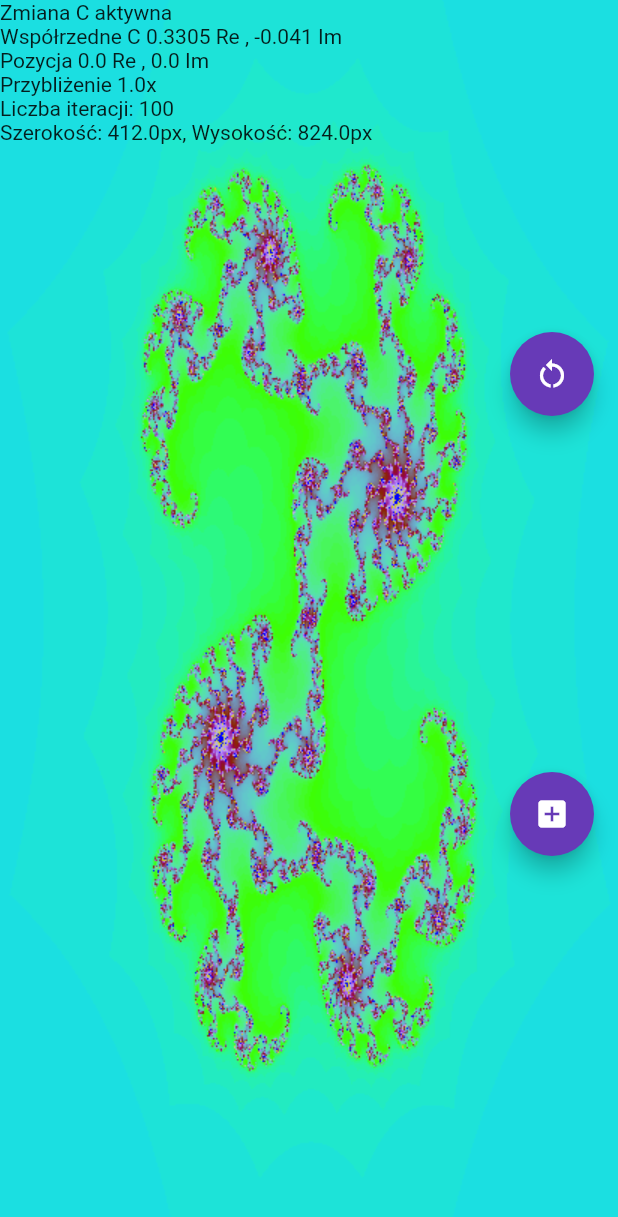
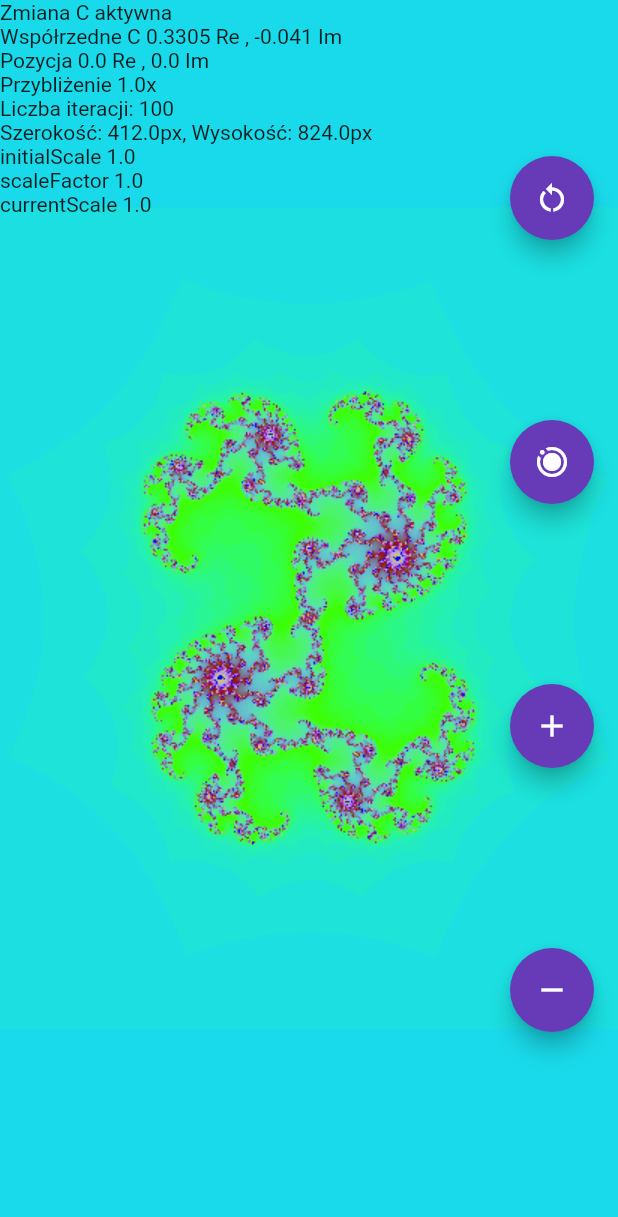
Before and after one commit to Pp-4/ReImagineMobile, a Flutter app: the screen it shows after launch, after a tap on the "restart alt" icon, on a phone screen of 412 x 824 dp. Shown: the top 1217 px of the screen. Run offline on Flutter 3.47's test engine with Material 2 defaults, Android fonts, the phone set to English and light mode, and no system bars.

Commit message:
added button for iteration change , fixed scale
Signed-off-by: Pp-4 <39858427+Pp-4@users.noreply.github.com>

```diff
--- a/lib/fractals.dart
+++ b/lib/fractals.dart
@@ -11,17 +11,15 @@ class JuliaSet {//Magic happens here
   //stores escape depth for each point <-this is important part that you want to do display after calling iteration function
 
   JuliaSet(this.resX, this.resY, [Punkt? C, Punkt? min, Punkt? max]) {
-    //resY being before resX is a feature ,not a bug , X should be still passed as the first parameter , Y being second
+
     if (C != null) this.C = C;
     if (max != null) this.max = max;
     if (min != null) this.min = min;
     resX = resX.abs();
     resY = resY.abs();
-     print("Szerokość: $resX, Wysokość: $resY , julia");
     //matrices must be generated this way, otherwise all rows will be copy of the first one
     pointMatrix = List.generate(resX, (_) => List.filled(resY, Punkt(0,0)));
     depthMatrix = List.generate(resX, (_) => List.filled(resY, 0.0));
-    print("Szerokość: ${pointMatrix[0].length}, Wysokość: ${pointMatrix.length} , macierz");
     _populateMatrix();
   }
 
@@ -33,7 +31,6 @@ class JuliaSet {//Magic happens here
         depthMatrix[i][j] = _juliaHelp(pointMatrix[i][j], iterations);
       }
     }
-    print(depthMatrix[0][25]);
     return depthMatrix;
   }
 
--- a/lib/image_manipulation.dart
+++ b/lib/image_manipulation.dart
@@ -14,7 +14,6 @@ class Draw {
 
     final c = Completer<ui.Image>();
     final pixels = Draw.serialisation(js2.depthMatrix);
-    print("Szerokość: $width, Wysokość: $height");
     ui.decodeImageFromPixels(
       pixels.buffer.asUint8List(),
       (width*resolution).toInt(),
@@ -50,8 +49,7 @@ class Draw {
           for (int i = 0; i < x; i++) {
           double temp = input[i][j]; //R+G+B+A , A is always 255
           output[pointer++] = (temp != -1) //check if depth is -1
-              ? (temp == 0) ? 0xff0000ff
-              : (_color(temp, 0.01, 0) << 0)
+              ? (_color(temp, 0.01, 0) << 0)
               + (_color(temp, 0.04, 1) << 8)
               + (_color(temp, 0.08, 2) << 16)
               + 0xff000000 : 0xffff0000;//-1 is colored white , 0 is colored black
--- a/lib/main.dart
+++ b/lib/main.dart
@@ -1,3 +1,5 @@
+import 'dart:math';
+
 import 'package:flutter/material.dart';
 import 'dart:ui' as ui;
 
@@ -11,18 +13,13 @@ void main() => runApp(const Root());
 class Root extends StatefulWidget {
   const Root({super.key});
   @override
-
   RootState createState() => RootState();
 }
 
 class RootState extends State<Root> {
-
-  Punkt min = Punkt(-1.5, -1.5),
-        max = Punkt(1.5, 1.5),
-        minScale = Punkt(-1.5, -1.5),
-        maxScale = Punkt(1.5, 1.5);
-  final status = Status(false, Punkt(0.3305, -0.041),Punkt(0, 0));
-  Icon ikona = const Icon(Icons.add_box);
+  late Punkt minScale ,maxScale;
+  final status = Status(false, false, Punkt(0.3305, -0.041),100, Punkt(0, 0), Punkt(-1.5,-1.5),Punkt(1.5,1.5));
+  Icon ikona = const Icon(Icons.motion_photos_on);
 
   @override
   Widget build(BuildContext context) {
@@ -34,31 +31,36 @@ class RootState extends State<Root> {
         status.screenSize = Punkt(
           MediaQuery.of(context).size.width,
           MediaQuery.of(context).size.height);
+        minScale = status.min * status.ratio(status.screenSize) * status.currentScale;
+        maxScale = status.max * status.ratio(status.screenSize) * status.currentScale;
         return Scaffold(
           body: Stack(
             children: [
-              GestureDetector(
-                //this widget provides interaction with rendering function
+              GestureDetector(//this widget provides interaction with rendering function
+                onScaleStart: (details) => status.initialScale = status.currentScale,
                 onScaleUpdate: (details) {
                   setState(() {
+                    status.addInfo = "Wykryto zoom, liczba palców : ${details.pointerCount}";
                     //zooming
                     //update temporary zoom scale
                     if (details.pointerCount == 2) {
-                    status.scaleFactor = details.scale;
-                    status.currentScale = status.scaleFactor * status.initialScale;
+                      status.scaleFactor = details.scale * status.initialScale;
+                      status.currentScale = status.scaleFactor;
                     }
-                    status.focus =
-                      Conv.positionMap(
-                        Punkt(0,0),
+                    status.focus = Conv.positionMap(
+                        Punkt(0, 0),
                         status.screenSize,
                         minScale,
                         maxScale,
-                        details.focalPoint
-                      );
+                        details.focalPoint);
                     if (!status.zoomLock) {
                       // update C if zoomLock is false
-                      status.C = Conv.positionMap(Punkt(0, 0), status.screenSize,
-                          minScale, maxScale, details.focalPoint);
+                      status.C = Conv.positionMap(
+                          Punkt(0, 0),
+                          status.screenSize,
+                          minScale,
+                          maxScale,
+                          details.focalPoint);
                     }
                     //panning
                     //rate of panning is influenced by zoom
@@ -68,28 +70,23 @@ class RootState extends State<Root> {
                   setState(() {
                     //zooming
                     if (details.pointerCount == 2) {
-                      minScale.X = min.X / (status.currentScale / 2);
-                      minScale.Y = min.Y / (status.currentScale / 2);
-                      maxScale.X = max.X / (status.currentScale / 2);
-                      maxScale.Y = max.Y / (status.currentScale / 2);
-                      status.initialScale = status.currentScale;
+                      status.currentScale = status.scaleFactor;
                     }
+                    status.addInfo = "";
                     //panning
                     //print(details.velocity);
                   });
                 },
-                onTapDown: (details) {
+                onTap: () {
                   setState(() {
-                    minScale.multiply(0.8);
-                    maxScale.multiply(0.8);
-                    status.initialScale = status.currentScale * 1.25;
+                    status.currentScale *= 0.8;
+                    status.addInfo = "Wykryto tapnięcie";
                   });
                 },
                 onSecondaryTap: () {
                   setState(() {
-                    minScale.multiply(1.25);
-                    maxScale.multiply(1.25);
-                    status.initialScale = status.currentScale * 0.8;
+                    status.currentScale *= 1.25;
+                    status.addInfo = "Wykryto tapnięcie drugim przyciskiem";
                   });
                 },
                 child: Container(
@@ -101,7 +98,7 @@ class RootState extends State<Root> {
                       future: Draw.makeImage(
                           status.screenSize.X.toInt(),
                           status.screenSize.Y.toInt(),
-                          status.maximumDepth,
+                          status.maxIter,
                           status.C,
                           minScale,
                           maxScale,
@@ -109,13 +106,11 @@ class RootState extends State<Root> {
                       builder: (context, snapshot) {
                         if (snapshot.hasData) {
                           return Center(
-                            child: RawImage(
-                              image: snapshot.data,
-                              //width: screenSize.X,
-                              //height: screenSize.Y,
-                              )
-                              );
-
+                              child: RawImage(
+                            image: snapshot.data,
+                            //width: screenSize.X,
+                            //height: screenSize.Y,
+                          ));
                         } else {
                           return const Center(
                               child: CircularProgressIndicator());
@@ -125,8 +120,14 @@ class RootState extends State<Root> {
                   ),
                 ),
               ),
-              SizedBox(height: MediaQuery.of(context).viewPadding.top),
-              Text(status.toString()),
+              IgnorePointer(
+                child: Container(
+                  padding: EdgeInsets.only(
+                      top: ui.window.padding.top / ui.window.devicePixelRatio),
+                  alignment: Alignment.topLeft,
+                  child: Text(status.toString()),
+                ),
+              ),
             ],
           ),
           floatingActionButton: Column(
@@ -135,8 +136,8 @@ class RootState extends State<Root> {
                 FloatingActionButton(
                   //reset button
                   onPressed: () => setState(() {
-                    minScale = min;
-                    maxScale = max;
+                    minScale = status.min;
+                    maxScale = status.max;
                     status.reset();
                   }),
                   tooltip: 'Reset',
@@ -146,15 +147,27 @@ class RootState extends State<Root> {
                   //state button
                   onPressed: () => setState(() {
                     if (status.zoomLock) {
-                      ikona = const Icon(Icons.add_box);
+                      ikona = const Icon(Icons.motion_photos_on);
                     } else {
-                      ikona = const Icon(Icons.add_box_outlined);
+                      ikona = const Icon(Icons.motion_photos_off);
                     }
                     status.zoomLock = !status.zoomLock;
                   }),
                   tooltip: status.cTooltipButton(),
                   child: ikona,
                 ),
+                FloatingActionButton(onPressed: () =>setState(() {
+                  status.maxIter+=log(status.maxIter).toInt();
+                }),
+                tooltip: "Zwiększ ilość iteracji",
+                child: const Icon(Icons.add),
+                ),
+                FloatingActionButton(onPressed: ()=> setState(() {
+                  status.maxIter-=log(status.maxIter).toInt();
+                }),
+                tooltip: "Zmniejsz ilość iteracji",
+                child: const Icon(Icons.remove),
+                )
               ]),
         );
       }),
--- a/lib/point.dart
+++ b/lib/point.dart
@@ -1,4 +1,5 @@
 import "dart:ui";
+import "dart:math" as math;
 class Punkt {
   //using this instead if Point because only double type is used
   double X, Y;
@@ -10,4 +11,11 @@ class Punkt {
       X *= a;
       Y *= (b == null) ? a : b;
   }
+  double max() => math.max(X, Y);
+  double min() => math.min(X, Y);
+  Punkt operator * (var a) {
+    if(a is Punkt) { return Punkt(X * a.X, Y * a.Y);}
+    else if(a is double) { return Punkt(X*a, Y*a);}
+    return this;
+  }
 }
--- a/lib/status.dart
+++ b/lib/status.dart
@@ -1,15 +1,16 @@
 import 'point.dart';
 
 class Status {
-  //wrapper object for various settings
-  bool zoomLock;
+  //wrapper object for various settings and functions
+  bool zoomLock,dragLock;
   // ignore: prefer_final_fields
   Punkt C, _defaultC, focus = Punkt(0, 0);
+  Punkt min,max;
   Punkt screenSize;
-  int maximumDepth = 100;
+  int maxIter,_defaultIter;
   double initialScale = 1.0, scaleFactor = 1.0, currentScale = 1.0;
   double resolution = 1; //doesnt work right now , dont change
-  Status(this.zoomLock, this.C, this.screenSize) : _defaultC = C;
+  Status(this.zoomLock,this.dragLock, this.C,this.maxIter, this.screenSize, this.min,this.max) : _defaultC = C,_defaultIter = maxIter;
   String addInfo = "";
       //variable that can be used by external function, to display some info
   @override
@@ -18,21 +19,30 @@ class Status {
     outputMessage += "Zmiana C ${zoomLock ? "nieaktywna" : "aktywna"} \n";
     outputMessage += "Współrzedne C ${C.X} Re , ${C.Y} Im \n";
     outputMessage += "Pozycja ${focus.X} Re , ${focus.Y} Im \n";
-    outputMessage += "Przybliżenie ${scaleFactor}x \n";
-    outputMessage += "Liczba iteracji: $maximumDepth\n";
+    outputMessage += "Przybliżenie ${currentScale}x \n";
+    outputMessage += "Liczba iteracji: $maxIter\n";
     outputMessage += "Szerokość: ${screenSize.X}px, Wysokość: ${screenSize.Y}px\n";
+    outputMessage += "initialScale $initialScale\nscaleFactor $scaleFactor\ncurrentScale $currentScale\n";
+    //outputMessage += 'Rozmiar paska: ${window.padding.top}\n';
     outputMessage += addInfo;
     return outputMessage;
   }
 
   reset() {
     C = _defaultC;
+    maxIter = _defaultIter;
     initialScale = 1.0;
     scaleFactor = 1.0;
     currentScale = 1.0;
   }
-
   cTooltipButton() {
     return zoomLock ? "Włącz zmianę C" : "Wyłącz zmianę C";
   }
+  Punkt ratio(Punkt a) {
+    //returns screen ratio , useful for keeping 1:1 ratio of fractal image
+    Punkt output = Punkt(1, 1);
+    if(a.X>a.Y) {output.X = a.X/a.Y;}
+    else {output.Y = a.Y/a.X;}
+    return output;
+  }
 }
```
Also changed, not shown: 1 other file.
